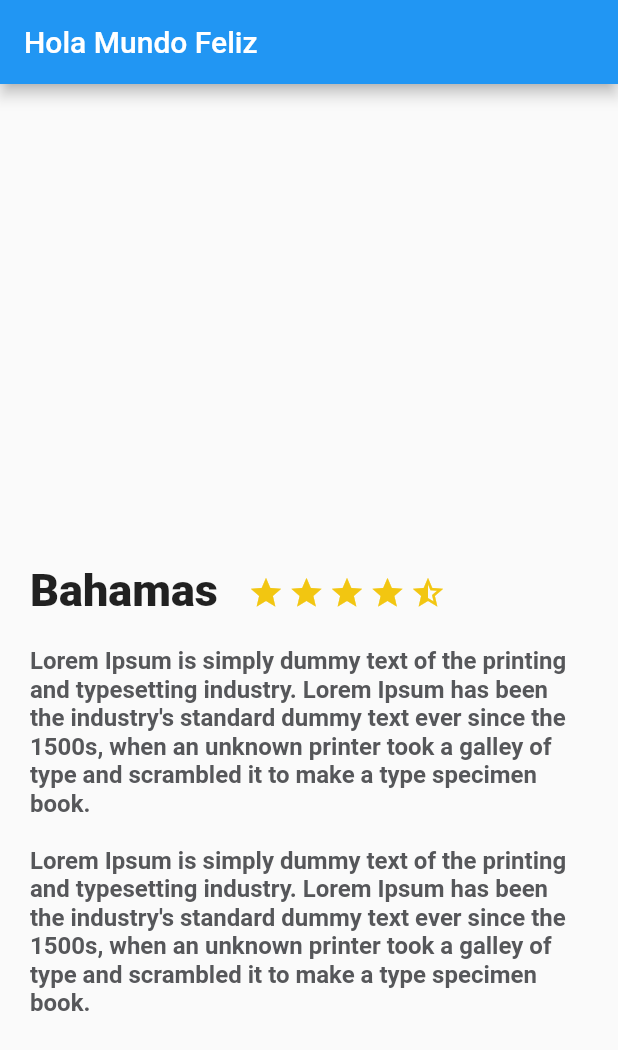
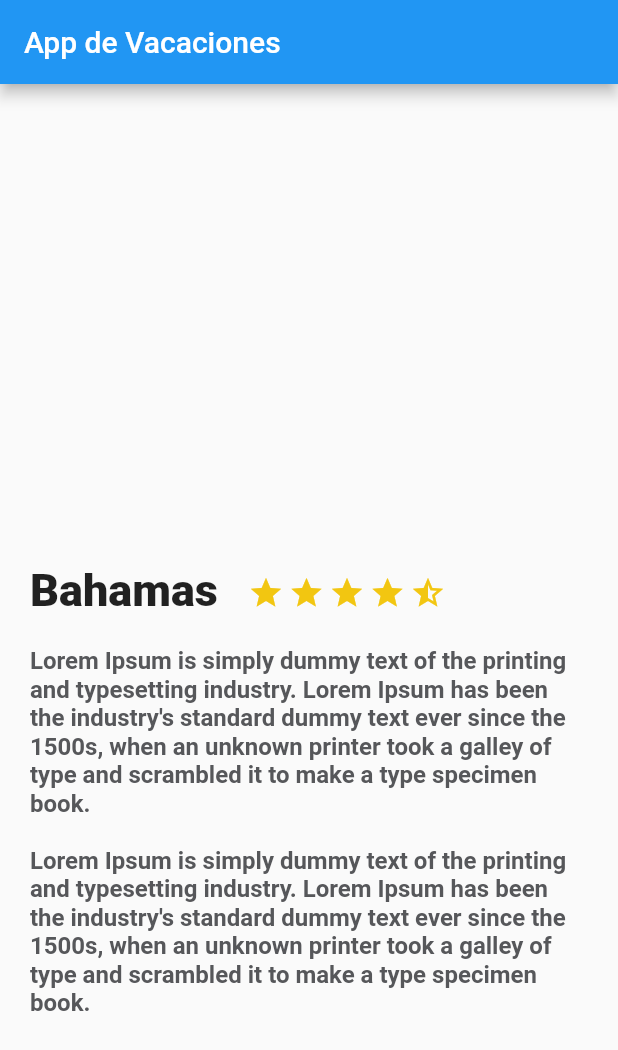
Before and after one commit to mrgomezsv/platzi_trips_app, a Flutter app: the screen it shows after launch, on a phone screen of 412 x 824 dp. Shown: the top 1050 px of the screen. Run offline on Flutter 3.47's test engine with Material 2 defaults, Android fonts, the phone set to English and light mode, and no system bars.

```diff
--- a/lib/description_place.dart
+++ b/lib/description_place.dart
@@ -7,8 +7,6 @@ class DescriptionPlace extends StatelessWidget {
   String descriptionPlace;
 
   DescriptionPlace(this.namePlace, this.stars, this.descriptionPlace, {super.key});
-
-
 
   @override
   Widget build(BuildContext context) {
--- a/lib/main.dart
+++ b/lib/main.dart
@@ -13,20 +13,11 @@ class MyApp extends StatelessWidget {
     return MaterialApp(
         title: 'Flutter Demo',
         theme: ThemeData(
-          // This is the theme of your application.
-          //
-          // Try running your application with "flutter run". You'll see the
-          // application has a blue toolbar. Then, without quitting the app, try
-          // changing the primarySwatch below to Colors.green and then invoke
-          // "hot reload" (press "r" in the console where you ran "flutter run",
-          // or simply save your changes to "hot reload" in a Flutter IDE).
-          // Notice that the counter didn't reset back to zero; the application
-          // is not restarted.
           primarySwatch: Colors.blue,
         ),
         home: Scaffold(
           appBar: AppBar(
-            title: const Text("Hola Mundo Feliz"),
+            title: const Text("App de Vacaciones"),
           ),
           body: DescriptionPlace("Bahamas", 4, descriptionDummy),
         )//MyHomePage(title: 'Flutter Demo Home Page'),
@@ -36,15 +27,6 @@ class MyApp extends StatelessWidget {
 
 class MyHomePage extends StatefulWidget {
   const MyHomePage({required Key key, required this.title}) : super(key: key);
-
-  // This widget is the home page of your application. It is stateful, meaning
-  // that it has a State object (defined below) that contains fields that affect
-  // how it looks.
-
-  // This class is the configuration for the state. It holds the values (in this
-  // case the title) provided by the parent (in this case the App widget) and
-  // used by the build method of the State. Fields in a Widget subclass are
-  // always marked "final".
 
   final String title;
 
@@ -57,23 +39,12 @@ class _MyHomePageState extends State<MyHomePage> {
 
   void _incrementCounter() {
     setState(() {
-      // This call to setState tells the Flutter framework that something has
-      // changed in this State, which causes it to rerun the build method below
-      // so that the display can reflect the updated values. If we changed
-      // _counter without calling setState(), then the build method would not be
-      // called again, and so nothing would appear to happen.
       _counter++;
     });
   }
 
   @override
   Widget build(BuildContext context) {
-    // This method is rerun every time setState is called, for instance as done
-    // by the _incrementCounter method above.
-    //
-    // The Flutter framework has been optimized to make rerunning build methods
-    // fast, so that you can just rebuild anything that needs updating rather
-    // than having to individually change instances of widgets.
     return Scaffold(
       appBar: AppBar(
         // Here we take the value from the MyHomePage object that was created by
@@ -81,23 +52,7 @@ class _MyHomePageState extends State<MyHomePage> {
         title: Text(widget.title),
       ),
       body: Center(
-        // Center is a layout widget. It takes a single child and positions it
-        // in the middle of the parent.
         child: Column(
-          // Column is also layout widget. It takes a list of children and
-          // arranges them vertically. By default, it sizes itself to fit its
-          // children horizontally, and tries to be as tall as its parent.
-          //
-          // Invoke "debug painting" (press "p" in the console, choose the
-          // "Toggle Debug Paint" action from the Flutter Inspector in Android
-          // Studio, or the "Toggle Debug Paint" command in Visual Studio Code)
-          // to see the wireframe for each widget.
-          //
-          // Column has various properties to control how it sizes itself and
-          // how it positions its children. Here we use mainAxisAlignment to
-          // center the children vertically; the main axis here is the vertical
-          // axis because Columns are vertical (the cross axis would be
-          // horizontal).
           mainAxisAlignment: MainAxisAlignment.center,
           children: <Widget>[
             const Text(
```
Also changed, not shown: 1 other file.
